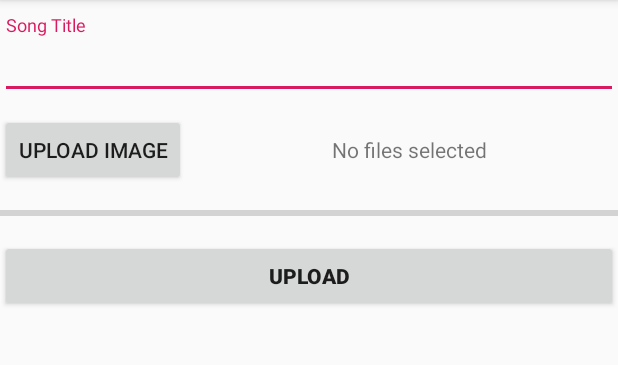
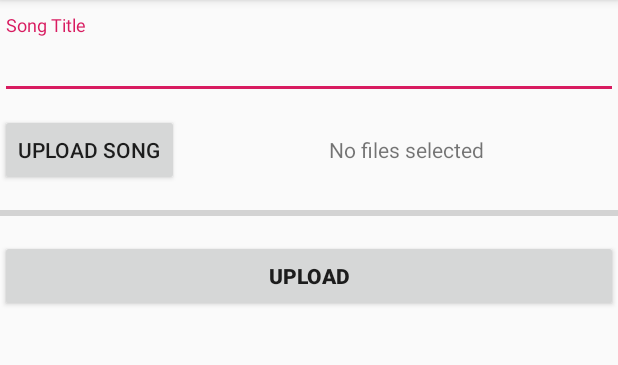
Before and after one commit to KasunDissanayake94/music_app, an Android app: the screen it shows after launch (MainActivity), on a phone screen of 412 x 824 dp, the part 84-449 px from its top. Run offline under Robolectric (Android 15) with nearby library versions, the phone set to English and light mode, and no system bars; our stand-ins replace Firebase (no records; nobody signed in at launch, a user with empty details on screens opened directly).

Commit message:
upload music tract to Firebase done

```diff
--- a/app/src/main/java/com/example/myapplication/MainActivity.java
+++ b/app/src/main/java/com/example/myapplication/MainActivity.java
@@ -18,7 +18,12 @@ import android.widget.ProgressBar;
 import android.widget.TextView;
 import android.widget.Toast;
 
+import com.example.myapplication.model.UploadSong;
 import com.google.android.gms.tasks.OnSuccessListener;
+import com.google.firebase.database.DatabaseReference;
+import com.google.firebase.database.FirebaseDatabase;
+import com.google.firebase.storage.FirebaseStorage;
+import com.google.firebase.storage.OnProgressListener;
 import com.google.firebase.storage.StorageReference;
 import com.google.firebase.storage.StorageTask;
 import com.google.firebase.storage.UploadTask;
@@ -29,21 +34,24 @@ import java.util.Locale;
 
 public class MainActivity extends AppCompatActivity {
 
-    AppCompatEditText editText;
+    AppCompatEditText editTextTitle;
     TextView fileNameText;
     ProgressBar progressBar;
     Uri uriAudio;
     StorageReference mStorageRef;
     StorageTask storageTask;
+    DatabaseReference databaseReference;
 
     @Override
     protected void onCreate(Bundle savedInstanceState) {
         super.onCreate(savedInstanceState);
         setContentView(R.layout.activity_main);
 
-        editText = (AppCompatEditText) findViewById(R.id.songTitle);
+        editTextTitle = (AppCompatEditText) findViewById(R.id.songTitle);
         fileNameText = (TextView) findViewById(R.id.fileSelectedId);
         progressBar = (ProgressBar) findViewById(R.id.progressBar);
+        databaseReference = FirebaseDatabase.getInstance().getReference().child("songs");
+        mStorageRef = FirebaseStorage.getInstance().getReference().child("songs");
 
 
 
@@ -60,7 +68,7 @@ public class MainActivity extends AppCompatActivity {
     @Override
     protected void onActivityResult(int requestCode, int resultCode, @Nullable Intent data) {
         super.onActivityResult(requestCode, resultCode, data);
-        if(resultCode == 101 && resultCode == RESULT_OK && data.getData() != null){
+        if(requestCode == 101 && resultCode == RESULT_OK && data.getData() != null){
             uriAudio = data.getData();
             String fileName  = getFileName(uriAudio);
             fileNameText.setText(fileName);
@@ -90,7 +98,8 @@ public class MainActivity extends AppCompatActivity {
         return result;
     }
 
-    private void uploadFileToFirebase(){
+    public void uploadFileToFirebase(View view){
+
         if(fileNameText.getText().toString().equals("No file selected")){
             Toast.makeText(getApplicationContext(),"Please select an File", Toast.LENGTH_LONG).show();
         }else{
@@ -111,15 +120,33 @@ public class MainActivity extends AppCompatActivity {
 
             }
             duration = getDurationFromMill(durationMill);
+            final String finalDuration = duration;
 
             storageTask = storageReference.putFile(uriAudio)
                     .addOnSuccessListener(new OnSuccessListener<UploadTask.TaskSnapshot>() {
                         @Override
                         public void onSuccess(UploadTask.TaskSnapshot taskSnapshot) {
 
+                            UploadSong uploadSong = new UploadSong(editTextTitle.getText().toString(),finalDuration,uriAudio.toString());
+
+                            String songId = databaseReference.push().getKey();
+                            databaseReference.child(songId).setValue(uploadSong);
+
                         }
-                    });
+                    })
 
+            .addOnProgressListener(new OnProgressListener<UploadTask.TaskSnapshot>() {
+                @Override
+                public void onProgress(UploadTask.TaskSnapshot taskSnapshot) {
+
+                    double progress = (100.0 * taskSnapshot.getBytesTransferred()/taskSnapshot.getTotalByteCount());
+                    progressBar.setProgress((int)progress);
+
+                }
+            });
+
+        }else{
+            Toast.makeText(getApplicationContext(),"No file selected to Upload!",Toast.LENGTH_LONG).show();
         }
 
     }
--- a/app/src/main/res/layout/activity_main.xml
+++ b/app/src/main/res/layout/activity_main.xml
@@ -40,7 +40,8 @@
             <Button
                 android:layout_width="wrap_content"
                 android:layout_height="wrap_content"
-                android:text="Upload Image"
+                android:text="Upload Song"
+                android:onClick="openAudioFile"
                 android:id="@+id/uploadImage">
             </Button>
             <TextView
@@ -67,6 +68,7 @@
             android:layout_width="match_parent"
             android:layout_height="wrap_content"
             android:text="Upload"
+            android:onClick="uploadFileToFirebase"
             android:layout_marginTop="10dp"
             android:textStyle="bold">
 
```
